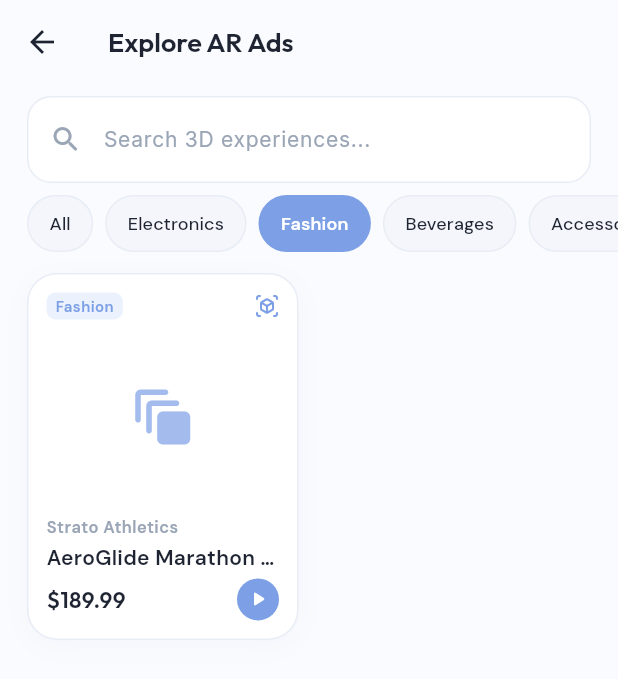
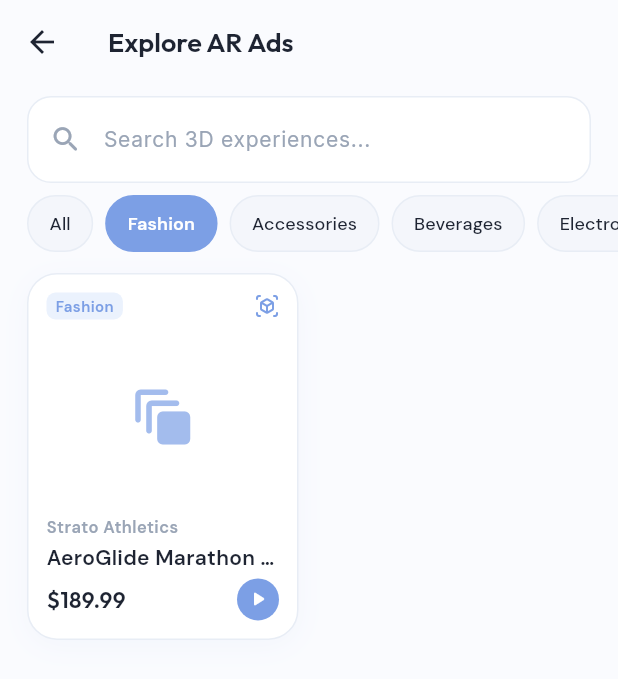
Before and after one commit to Sneha-Jain-Bilala/ai-ar_advertisement, a Flutter app: the ExploreScreen screen opened directly, after a tap on "Fashion", on a phone screen of 412 x 824 dp. Shown: the top 679 px of the screen. Run offline on Flutter 3.47's test engine with Material 3 defaults, Android fonts, the phone set to English and light mode, and no system bars; our stand-ins replace cloud_firestore, firebase_auth, firebase_core, fl_chart, flutter_dotenv, go_router and 5 more; missing offline and left inert: flutter_sceneview, mobile_scanner; accounts and stored records are empty.

Commit message:
sku updated

```diff
--- a/lib/core/constants/app_constants.dart
+++ b/lib/core/constants/app_constants.dart
@@ -3,14 +3,13 @@ class AppConstants {
   static const String appTagline = 'Bring Everyday Ads to Life in AR';
   static const String appVersion = '1.0.0';
 
-  // Demo Product Categories
+  // 3D Model Matched Categories
   static const List<String> categories = [
     'All',
+    'Fashion',
+    'Accessories',
+    'Beverages',
     'Electronics',
-    'Fashion',
-    'Beverages',
-    'Accessories',
-    'Lifestyle',
   ];
 
   // User Roles
--- a/lib/ui/screens/consumer/qr_scanner_screen.dart
+++ b/lib/ui/screens/consumer/qr_scanner_screen.dart
@@ -197,10 +197,11 @@ class _QrScannerScreenState extends State<QrScannerScreen> with SingleTickerProv
                       const Icon(Icons.auto_awesome, size: 14, color: AppColors.primary),
                       const SizedBox(width: 6),
                       Text(
-                        'TEST WITH SAMPLE AR ADS:',
+                        'MATCHED 3D AR ADS (TAP TO PREVIEW):',
                         style: AppTypography.labelSmall.copyWith(
                           color: Colors.white70,
                           letterSpacing: 0.6,
+                          fontWeight: FontWeight.w600,
                         ),
                       ),
                     ],
```
